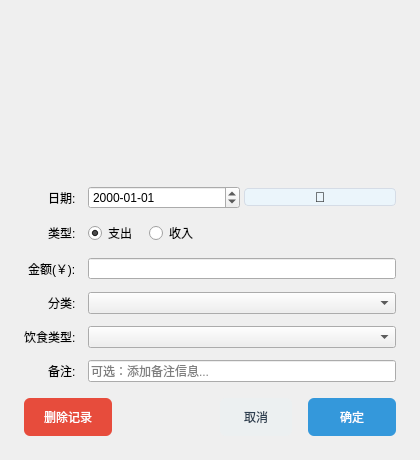
Old version of the form gui/flowdialog.ui in the repository BlabeZ/DailyAccount.
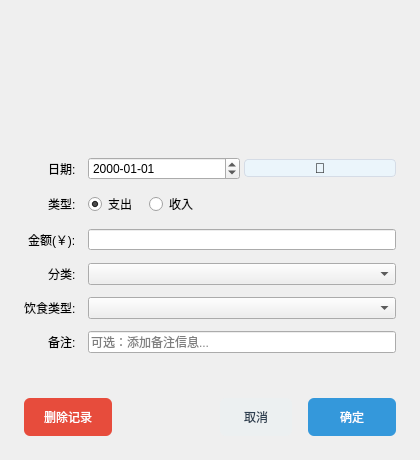
New version of the form.

What changed in the file:
```diff
--- a/gui/flowdialog.ui
+++ b/gui/flowdialog.ui
@@ -125,6 +125,13 @@
        <property name="placeholderText"><string>可选：添加备注信息...</string></property>
       </widget>
      </item>
+     <!-- 智能建议 -->
+     <item row="6" column="1">
+      <widget class="QLabel" name="suggestLabel">
+       <property name="text"><string></string></property>
+       <property name="styleSheet"><string notr="true">color: #27AE60; font-size: 11px; background: transparent; padding: 2px 0;</string></property>
+      </widget>
+     </item>
     </layout>
    </item>
    <!-- 底部按钮栏 -->
```
